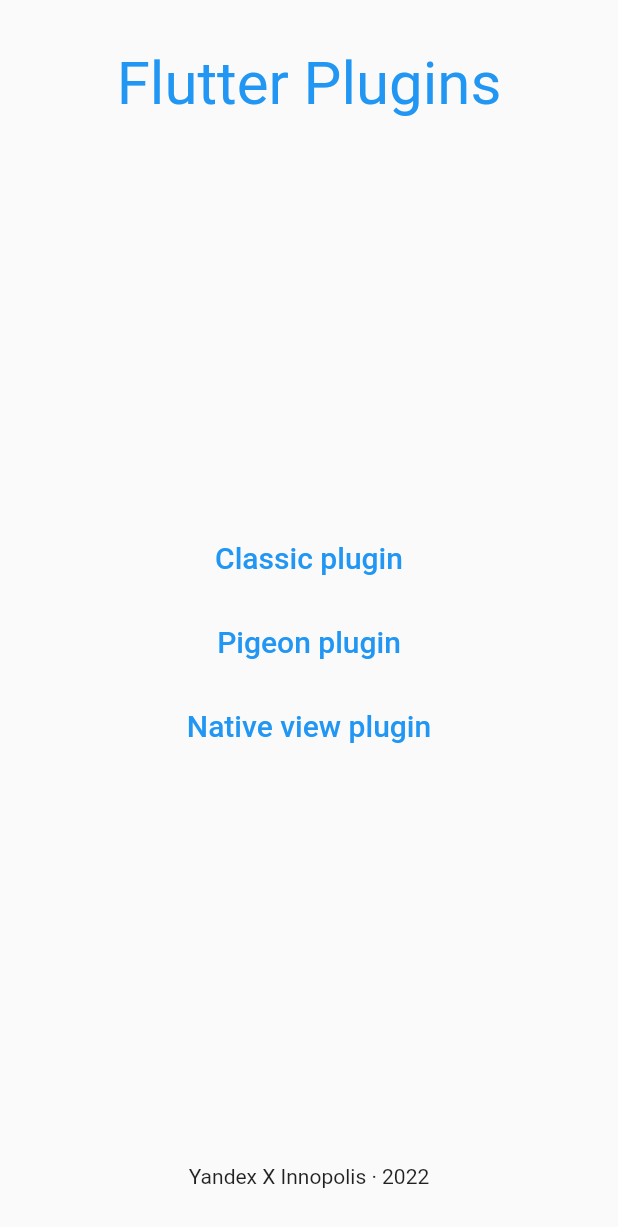
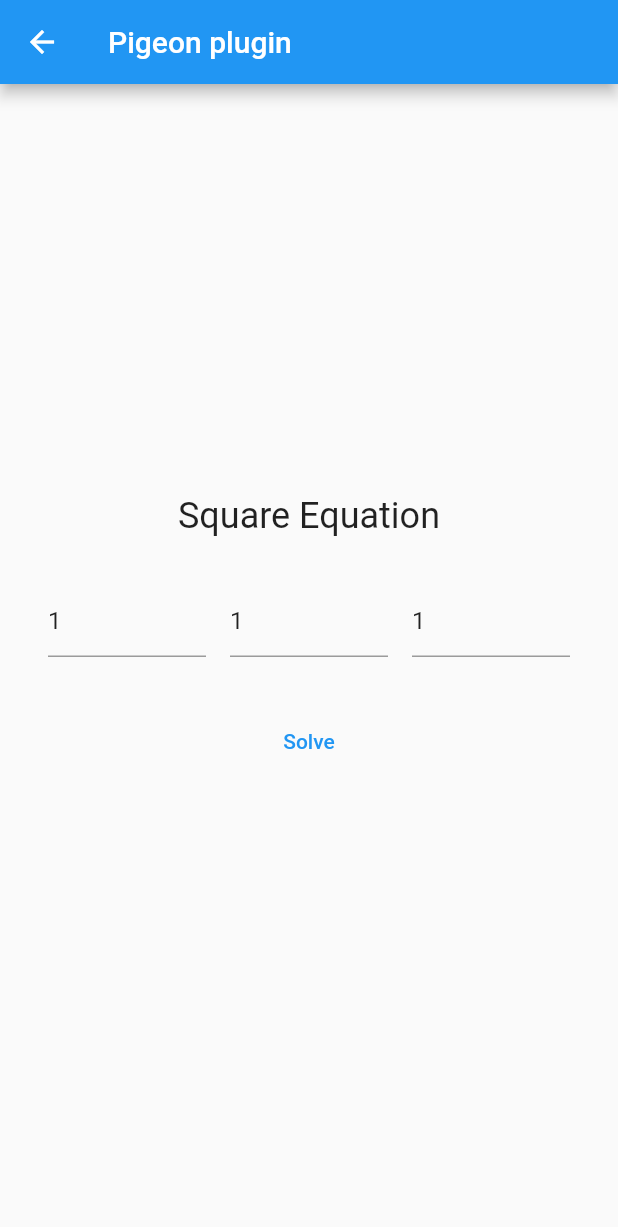
Before and after one commit to alexsvdk/inno_flutter_plugin, a Flutter app: the screen it shows after launch, after a tap on "Pigeon plugin", on a phone screen of 412 x 824 dp. Shown: the top 1227 px of the screen. Run offline on Flutter 3.47's test engine with Material 2 defaults, Android fonts, the phone set to English and light mode, and no system bars; our stand-ins replace plugin_platform_interface.

Commit message:
Pigeon native impl

```diff
--- a/example/lib/features/menu.dart
+++ b/example/lib/features/menu.dart
@@ -1,6 +1,8 @@
 import 'package:flutter/material.dart';
+import 'package:inno_plugin/pigeon/pigeon.dart';
 
 import 'classic_plugin.dart';
+import 'pigeon_plugin.dart';
 
 class Menu extends StatelessWidget {
   const Menu({Key? key}) : super(key: key);
@@ -41,7 +43,13 @@ class Menu extends StatelessWidget {
                   'Pigeon plugin',
                   style: TextStyle(fontSize: 20),
                 ),
-                onPressed: () {},
+                onPressed: () {
+                  Navigator.of(context).push(
+                    MaterialPageRoute(
+                      builder: (_) => const PigeonPluginScreen(),
+                    ),
+                  );
+                },
               ),
               const SizedBox(height: 8),
               TextButton(
--- a/example/lib/features/pigeon_plugin.dart
+++ b/example/lib/features/pigeon_plugin.dart
@@ -0,0 +1,102 @@
+import 'package:flutter/material.dart';
+import 'package:flutter/services.dart';
+import 'package:inno_plugin/pigeon/pigeon.dart';
+
+class PigeonPluginScreen extends StatefulWidget {
+  const PigeonPluginScreen({Key? key}) : super(key: key);
+
+  @override
+  State<PigeonPluginScreen> createState() => _PigeonPluginScreenState();
+}
+
+class _PigeonPluginScreenState extends State<PigeonPluginScreen> {
+  SquareEquationResult? _result;
+
+  final _pigeonPlugin = PigeonInnoPlugin();
+  final _aEditingController = TextEditingController(text: '1');
+  final _bEditingController = TextEditingController(text: '1');
+  final _cEditingController = TextEditingController(text: '1');
+
+  Future<void> solveEq() async {
+    SquareEquationResult? result;
+    try {
+      final a = double.parse(_aEditingController.text),
+          b = double.parse(_bEditingController.text),
+          c = double.parse(_cEditingController.text);
+
+      result = await _pigeonPlugin.solveSqueareEquation(
+        SquareEquationParams(a: a, b: b, c: c),
+      );
+    } on PlatformException {}
+
+    if (!mounted) return;
+
+    setState(() {
+      _result = result;
+    });
+  }
+
+  @override
+  Widget build(BuildContext context) {
+    final result = _result;
+    return Scaffold(
+      appBar: AppBar(
+        leading: const BackButton(),
+        title: const Text('Pigeon plugin'),
+      ),
+      body: SizedBox.expand(
+        child: Column(
+          mainAxisAlignment: MainAxisAlignment.center,
+          children: [
+            const Text(
+              'Square Equation',
+              style: TextStyle(fontSize: 24),
+            ),
+            const SizedBox(height: 32),
+            Row(
+              children: [
+                const SizedBox(width: 32),
+                Expanded(
+                  child: TextField(
+                    keyboardType: TextInputType.number,
+                    controller: _aEditingController,
+                  ),
+                ),
+                const SizedBox(width: 16),
+                Expanded(
+                  child: TextField(
+                    keyboardType: TextInputType.number,
+                    controller: _bEditingController,
+                  ),
+                ),
+                const SizedBox(width: 16),
+                Expanded(
+                  child: TextField(
+                    keyboardType: TextInputType.number,
+                    controller: _cEditingController,
+                  ),
+                ),
+                const SizedBox(width: 32),
+              ],
+            ),
+            const SizedBox(height: 32),
+            TextButton(
+              onPressed: solveEq,
+              child: const Text('Solve'),
+            ),
+            const SizedBox(height: 32),
+            if (result != null) Text('x1 = ${result.x1}, x2 = ${result.x2}')
+          ],
+        ),
+      ),
+    );
+  }
+
+  @override
+  void dispose() {
+    _aEditingController.dispose();
+    _bEditingController.dispose();
+    _cEditingController.dispose();
+    super.dispose();
+  }
+}
```
Also changed, not shown: 2 other files.
